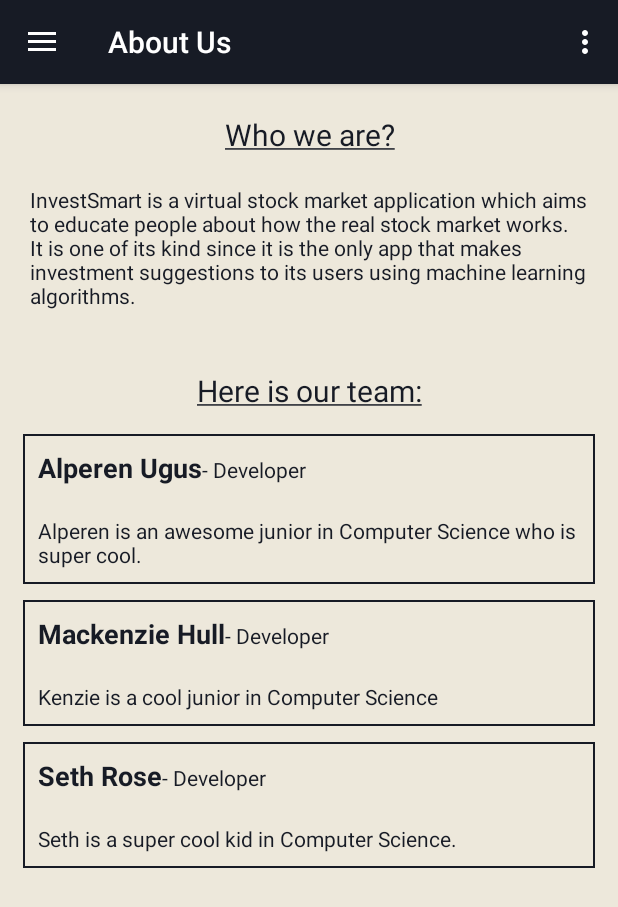
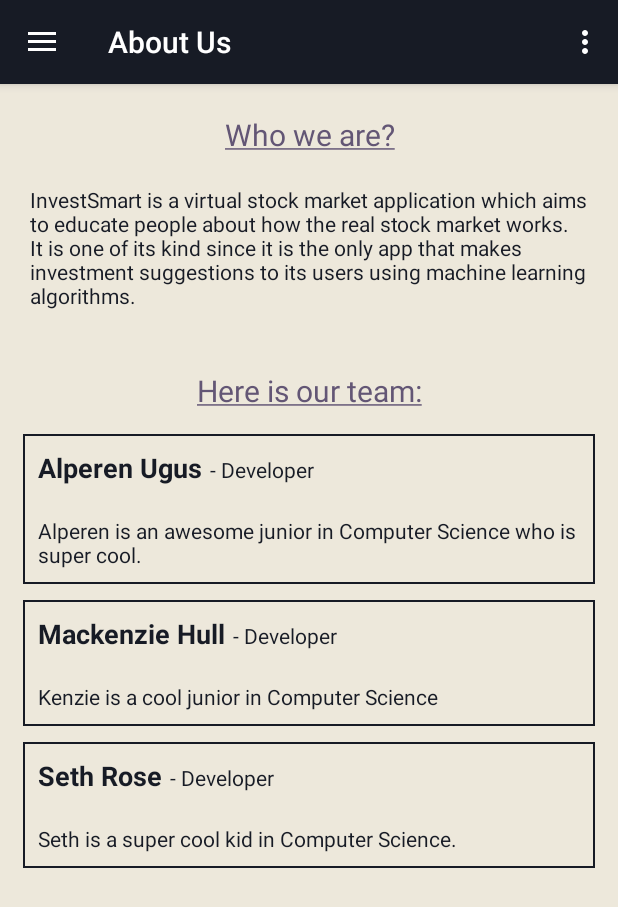
Before and after one commit to alperenugus/InvestSmart, an Android app: the screen it shows after launch (MainActivity), in the side drawer, after a tap on "About Us", on a phone screen of 412 x 824 dp. Shown: the top 907 px of the screen. Run offline under Robolectric (Android 15) with nearby library versions, the phone set to English and light mode, and no system bars; our stand-ins replace navigation-ui; 1 statement that could not run was skipped.

Commit message:
Added color to list_item_asset and about_us. Modified strings for better formatting. Adjusted margin in list_item_asset.

```diff
--- a/app/src/main/res/layout/about_us.xml
+++ b/app/src/main/res/layout/about_us.xml
@@ -20,7 +20,7 @@
             android:layout_margin="10dp"
             android:gravity="center"
             android:text="@string/about_us_header"
-            android:textColor="@color/colorText"
+            android:textColor="@color/colorPurple"
             android:textSize="20sp"></TextView>
         <TextView
             android:layout_width="match_parent"
@@ -49,7 +49,7 @@
             android:layout_margin="10dp"
             android:gravity="center"
             android:text="@string/about_us_team"
-            android:textColor="@color/colorText"
+            android:textColor="@color/colorPurple"
             android:textSize="20sp"></TextView>
 
         <LinearLayout
@@ -79,6 +79,7 @@
                     android:id="@+id/developer_name_alperen"
                     android:layout_width="match_parent"
                     android:layout_height="wrap_content"
+                    android:layout_marginLeft="5sp"
                     android:text="@string/developer_text"
                     android:textColor="@color/colorText"
                     android:textSize="14sp"></TextView>
@@ -124,6 +125,7 @@
                     android:id="@+id/developer_name_kenzie"
                     android:layout_width="match_parent"
                     android:layout_height="wrap_content"
+                    android:layout_marginLeft="5sp"
                     android:text="@string/developer_text"
                     android:textColor="@color/colorText"
                     android:textSize="14sp"></TextView>
@@ -171,6 +173,7 @@
                     android:id="@+id/developer_name_seth"
                     android:layout_width="match_parent"
                     android:layout_height="wrap_content"
+                    android:layout_marginLeft="5sp"
                     android:text="@string/developer_text"
                     android:textColor="@color/colorText"
                     android:textSize="14sp"></TextView>
--- a/app/src/main/res/layout/current_assets.xml
+++ b/app/src/main/res/layout/current_assets.xml
@@ -101,10 +101,10 @@
         <TextView
             android:layout_width="wrap_content"
             android:layout_height="wrap_content"
+            android:padding="5dp"
             android:text="@string/current_assets"
             android:textColor="@color/colorText"
-            android:padding="5dp">
-        </TextView>
+            android:textSize="18sp"></TextView>
 
     </LinearLayout>
 
--- a/app/src/main/res/layout/list_item_asset.xml
+++ b/app/src/main/res/layout/list_item_asset.xml
@@ -16,8 +16,8 @@
             android:layout_width="wrap_content"
             android:layout_height="wrap_content"
             android:text="@string/company_name"
-            android:textSize="14sp"
-            android:textColor="@color/colorText"/>
+            android:textColor="@color/colorPurple"
+            android:textSize="14sp" />
 
         <TextView
             android:id="@+id/list_item_asset_company_name_text"
@@ -25,7 +25,7 @@
             android:layout_height="wrap_content"
             android:text=""
             android:textSize="14sp"
-            android:textColor="@color/colorText"/>
+            android:textColor="@color/colorPurple"/>
 
     </LinearLayout>
 
--- a/app/src/main/res/values/colors.xml
+++ b/app/src/main/res/values/colors.xml
@@ -7,4 +7,6 @@
     <color name="colorText">#171b25</color>
     <color name="colorBackground">#ede8db</color>
     <color name="colorButton">#565e75</color>
+    <color name="colorBlue">#3d2899</color>
+    <color name="colorPurple">#635675</color>
 </resources>
```
Also changed, not shown: app/src/main/res/layout/list_item_invest.xml (+4 -5 lines), app/src/main/res/values/strings.xml (+12 -12 lines).
